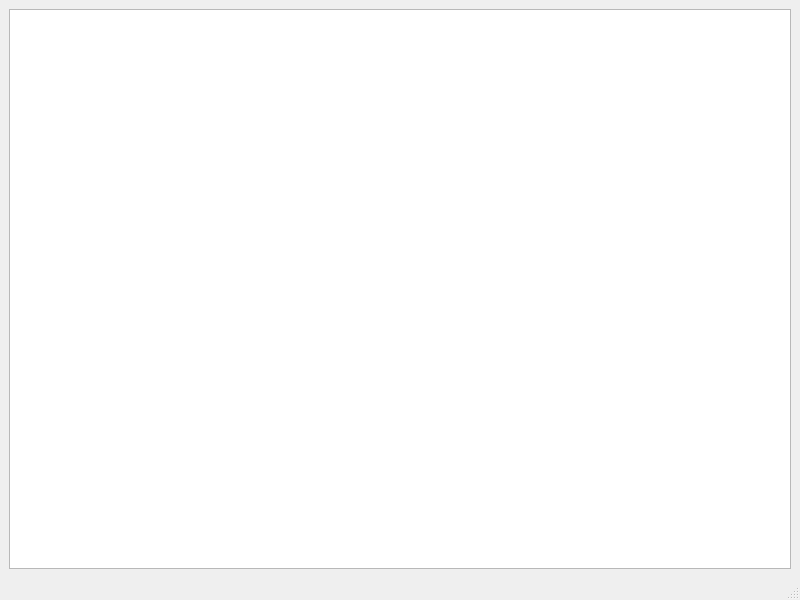
Old version of the form BOMizator/BOMLinker.ui in the repository dejfson/BOMizator.
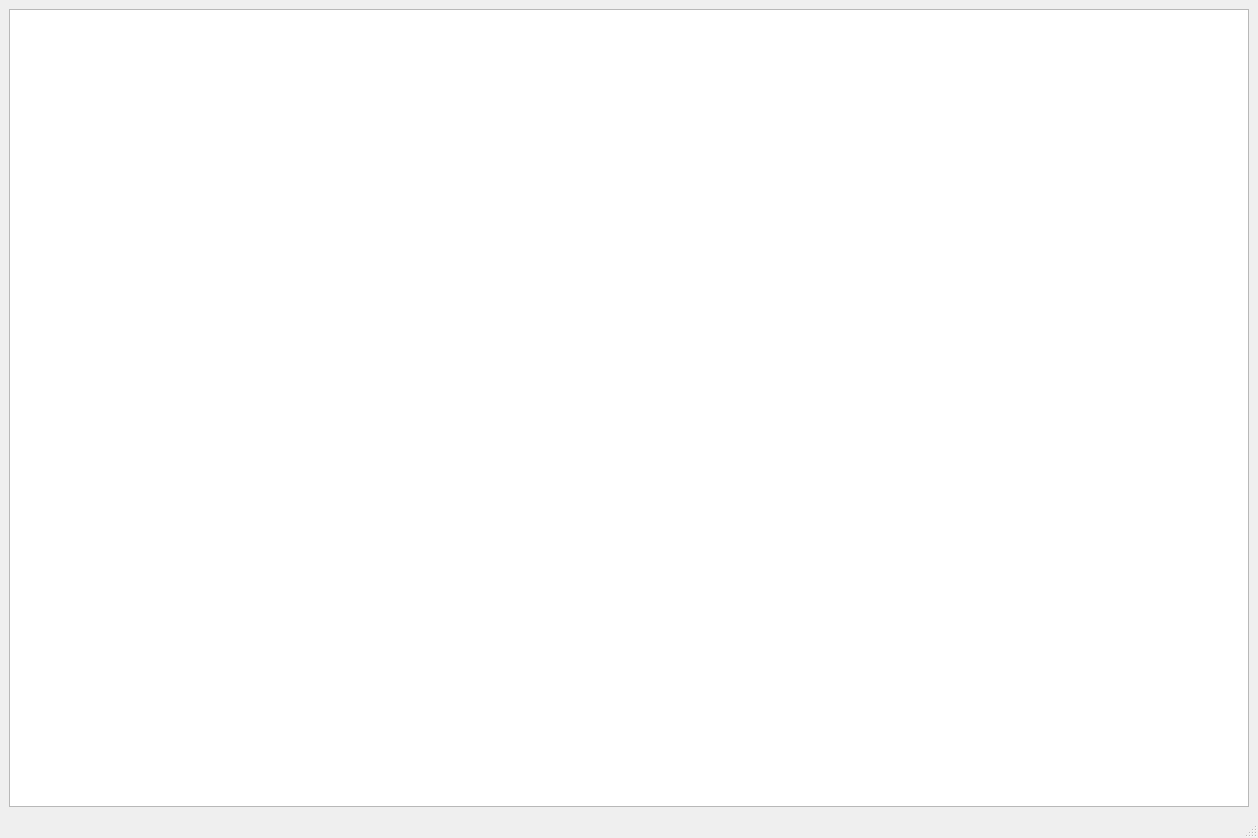
New version of the form. Custom widgets are drawn as their Qt base class.

Commit message: droptreeview is deleted and replaced by standard qtreeview

```diff
--- a/BOMizator/BOMLinker.ui
+++ b/BOMizator/BOMLinker.ui
@@ -6,23 +6,17 @@
    <rect>
     <x>0</x>
     <y>0</y>
-    <width>800</width>
-    <height>600</height>
+    <width>1258</width>
+    <height>838</height>
    </rect>
   </property>
-  <property name="sizePolicy">
-   <sizepolicy hsizetype="Preferred" vsizetype="Preferred">
-    <horstretch>0</horstretch>
-    <verstretch>0</verstretch>
-   </sizepolicy>
-  </property>
   <property name="windowTitle">
    <string>KiCad BOMizator</string>
   </property>
   <widget class="QWidget" name="centralwidget">
    <layout class="QGridLayout" name="gridLayout">
     <item row="0" column="0">
-     <widget class="QDropTreeView" name="treeView">
+     <widget class="QTreeView" name="treeView">
       <property name="sizePolicy">
        <sizepolicy hsizetype="Preferred" vsizetype="Preferred">
         <horstretch>0</horstretch>
@@ -86,20 +80,13 @@
     <rect>
      <x>0</x>
      <y>0</y>
-     <width>800</width>
+     <width>1258</width>
      <height>20</height>
     </rect>
    </property>
   </widget>
   <widget class="QStatusBar" name="statusbar"/>
  </widget>
- <customwidgets>
-  <customwidget>
-   <class>QDropTreeView</class>
-   <extends>QTreeView</extends>
-   <header>BOMizator/droptreeview</header>
-  </customwidget>
- </customwidgets>
  <resources/>
  <connections/>
 </ui>
```
The commit also changes 1 other file.
